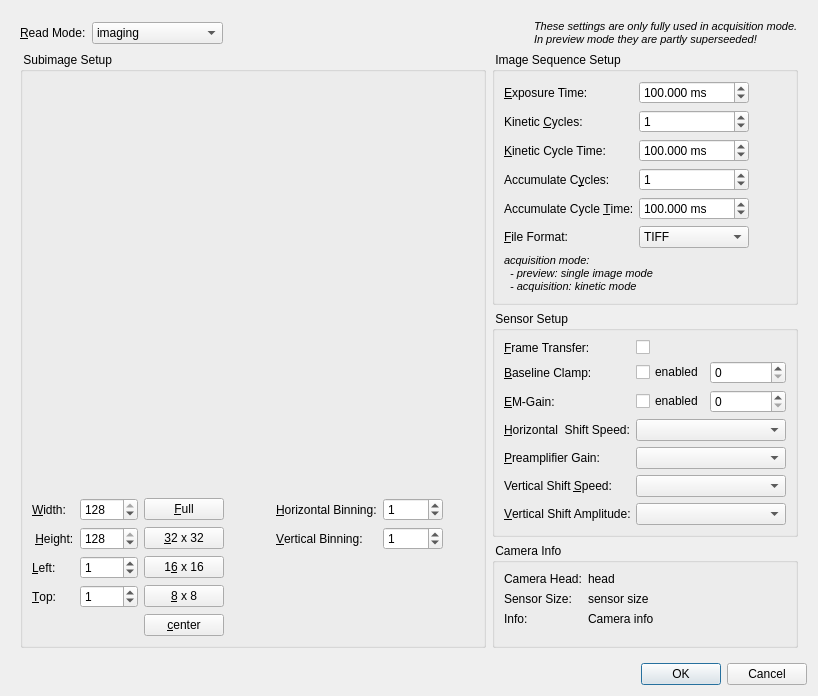
The window that plugins/cam_andor/andorsettingsdialog.ui (jkriege2/QuickFit3) describes before a commit, drawn with Qt 5.
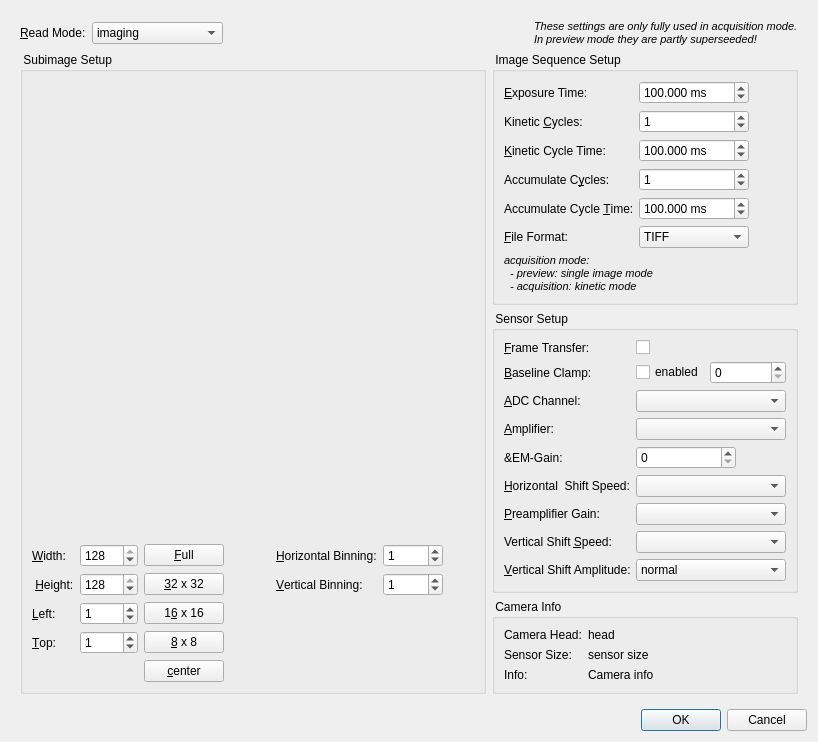
The same window after the commit. Icons and pictures are not drawn. Custom widgets are drawn as their Qt base class.

```diff
--- a/plugins/cam_andor/andorsettingsdialog.ui
+++ b/plugins/cam_andor/andorsettingsdialog.ui
@@ -572,41 +572,7 @@
            </item>
           </layout>
          </item>
-         <item row="2" column="0">
-          <widget class="QLabel" name="label_10">
-           <property name="text">
-            <string>&amp;EM-Gain:</string>
-           </property>
-           <property name="buddy">
-            <cstring>chkEMGain</cstring>
-           </property>
-          </widget>
-         </item>
-         <item row="2" column="1">
-          <layout class="QHBoxLayout" name="horizontalLayout_4" stretch="0,1">
-           <item>
-            <widget class="QCheckBox" name="chkEMGain">
-             <property name="text">
-              <string>enabled</string>
-             </property>
-            </widget>
-           </item>
-           <item>
-            <widget class="QSpinBox" name="spinEMGain">
-             <property name="maximumSize">
-              <size>
-               <width>100</width>
-               <height>16777215</height>
-              </size>
-             </property>
-             <property name="maximum">
-              <number>300</number>
-             </property>
-            </widget>
-           </item>
-          </layout>
-         </item>
-         <item row="3" column="0">
+         <item row="7" column="0">
           <widget class="QLabel" name="label_14">
            <property name="text">
             <string>&amp;Horizontal  Shift Speed:</string>
@@ -616,7 +582,7 @@
            </property>
           </widget>
          </item>
-         <item row="3" column="1">
+         <item row="7" column="1">
           <widget class="QComboBox" name="cmbHorizontalShiftSpeed">
            <property name="maximumSize">
             <size>
@@ -626,7 +592,7 @@
            </property>
           </widget>
          </item>
-         <item row="4" column="0">
+         <item row="8" column="0">
           <widget class="QLabel" name="label_11">
            <property name="text">
             <string>&amp;Preamplifier Gain:</string>
@@ -636,7 +602,7 @@
            </property>
           </widget>
          </item>
-         <item row="4" column="1">
+         <item row="8" column="1">
           <widget class="QComboBox" name="cmbPreampGain">
            <property name="minimumSize">
             <size>
@@ -652,7 +618,7 @@
            </property>
           </widget>
          </item>
-         <item row="5" column="0">
+         <item row="9" column="0">
           <widget class="QLabel" name="label_13">
            <property name="text">
             <string>Vertical Shift &amp;Speed:</string>
@@ -662,7 +628,7 @@
            </property>
           </widget>
          </item>
-         <item row="5" column="1">
+         <item row="9" column="1">
           <widget class="QComboBox" name="cmbVerticalShiftSpeed">
            <property name="maximumSize">
             <size>
@@ -672,7 +638,7 @@
            </property>
           </widget>
          </item>
-         <item row="6" column="0">
+         <item row="10" column="0">
           <widget class="QLabel" name="label_12">
            <property name="text">
             <string>&amp;Vertical Shift Amplitude:</string>
@@ -682,7 +648,7 @@
            </property>
           </widget>
          </item>
-         <item row="6" column="1">
+         <item row="10" column="1">
           <widget class="QComboBox" name="cmbVerticalShiftAmplitude">
            <property name="maximumSize">
             <size>
@@ -690,6 +656,77 @@
              <height>16777215</height>
             </size>
            </property>
+           <item>
+            <property name="text">
+             <string>normal</string>
+            </property>
+           </item>
+           <item>
+            <property name="text">
+             <string>+1</string>
+            </property>
+           </item>
+           <item>
+            <property name="text">
+             <string>+2</string>
+            </property>
+           </item>
+           <item>
+            <property name="text">
+             <string>+3</string>
+            </property>
+           </item>
+           <item>
+            <property name="text">
+             <string>+4</string>
+            </property>
+           </item>
+          </widget>
+         </item>
+         <item row="4" column="1">
+          <widget class="QComboBox" name="cmbADChannel"/>
+         </item>
+         <item row="4" column="0">
+          <widget class="QLabel" name="label_17">
+           <property name="text">
+            <string>&amp;ADC Channel:</string>
+           </property>
+           <property name="buddy">
+            <cstring>cmbADChannel</cstring>
+           </property>
+          </widget>
+         </item>
+         <item row="5" column="0">
+          <widget class="QLabel" name="label_27">
+           <property name="text">
+            <string>&amp;Amplifier:</string>
+           </property>
+           <property name="buddy">
+            <cstring>cmbAmplifier</cstring>
+           </property>
+          </widget>
+         </item>
+         <item row="5" column="1">
+          <widget class="QComboBox" name="cmbAmplifier"/>
+         </item>
+         <item row="6" column="0">
+          <widget class="QLabel" name="label_10">
+           <property name="text">
+            <string>&amp;EM-Gain:</string>
+           </property>
+          </widget>
+         </item>
+         <item row="6" column="1">
+          <widget class="QSpinBox" name="spinEMGain">
+           <property name="maximumSize">
+            <size>
+             <width>100</width>
+             <height>16777215</height>
+            </size>
+           </property>
+           <property name="maximum">
+            <number>300</number>
+           </property>
           </widget>
          </item>
         </layout>
```
Left out of the diff: 2 changed lines with no effect on the pictures.
